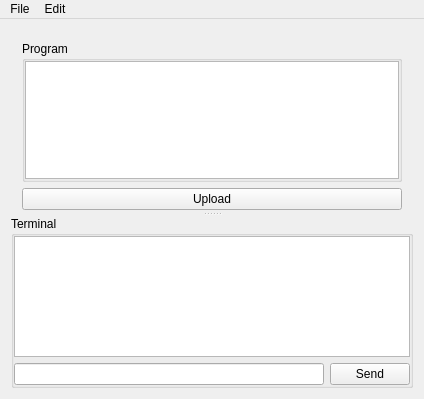
The window that Programmer/Programmer/mainwindow.ui (oberger4711/four-legged-robot) describes before a commit, drawn with Qt 5.
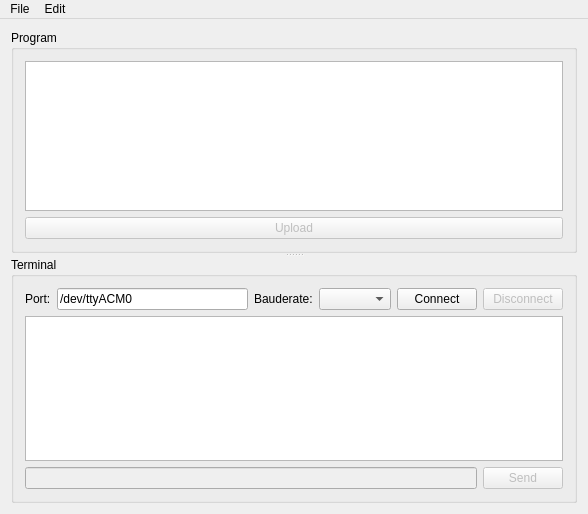
The same window after the commit.

Commit message:
Implemented the programmers connect and disconnect functions.
- Added controllers for the commands and wired them in main.
- Added SerialPort to perform the connecting / disconnecting.
- Added Signals to port that is wired to the gui for notifying whenever the connection changed.

The edit to the form file:
```diff
--- a/Programmer/Programmer/mainwindow.ui
+++ b/Programmer/Programmer/mainwindow.ui
@@ -6,8 +6,8 @@
    <rect>
     <x>0</x>
     <y>0</y>
-    <width>424</width>
-    <height>399</height>
+    <width>588</width>
+    <height>514</height>
    </rect>
   </property>
   <property name="windowTitle">
@@ -20,37 +20,19 @@
       <property name="orientation">
        <enum>Qt::Vertical</enum>
       </property>
-      <widget class="QWidget" name="">
+      <widget class="QGroupBox" name="groupBox">
+       <property name="title">
+        <string>Program</string>
+       </property>
        <layout class="QVBoxLayout" name="verticalLayout_2">
-        <property name="bottomMargin">
-         <number>2</number>
-        </property>
         <item>
-         <widget class="QGroupBox" name="groupBox">
-          <property name="title">
-           <string>Program</string>
-          </property>
-          <layout class="QVBoxLayout" name="verticalLayout_4">
-           <property name="leftMargin">
-            <number>0</number>
-           </property>
-           <property name="topMargin">
-            <number>0</number>
-           </property>
-           <property name="rightMargin">
-            <number>0</number>
-           </property>
-           <property name="bottomMargin">
-            <number>0</number>
-           </property>
-           <item>
-            <widget class="QTextEdit" name="textEdit"/>
-           </item>
-          </layout>
-         </widget>
+         <widget class="QTextEdit" name="editProgram"/>
         </item>
         <item>
-         <widget class="QPushButton" name="pushButton">
+         <widget class="QPushButton" name="btnUpload">
+          <property name="enabled">
+           <bool>false</bool>
+          </property>
           <property name="text">
            <string>Upload</string>
           </property>
@@ -62,53 +44,87 @@
        <property name="title">
         <string>Terminal</string>
        </property>
-       <layout class="QVBoxLayout" name="verticalLayout_5">
-        <property name="leftMargin">
-         <number>0</number>
-        </property>
-        <property name="topMargin">
-         <number>0</number>
-        </property>
-        <property name="rightMargin">
-         <number>0</number>
-        </property>
-        <property name="bottomMargin">
-         <number>0</number>
-        </property>
+       <layout class="QVBoxLayout" name="verticalLayout_4">
         <item>
-         <widget class="QWidget" name="widgetTerminal" native="true">
-          <layout class="QVBoxLayout" name="verticalLayout">
-           <property name="leftMargin">
-            <number>0</number>
-           </property>
-           <property name="topMargin">
-            <number>0</number>
-           </property>
-           <property name="rightMargin">
-            <number>0</number>
-           </property>
-           <property name="bottomMargin">
-            <number>0</number>
-           </property>
-           <item>
-            <widget class="QTextEdit" name="editOutput"/>
-           </item>
-           <item>
-            <layout class="QHBoxLayout" name="horizontalLayout">
-             <item>
-              <widget class="QLineEdit" name="editSendMessage"/>
-             </item>
-             <item>
-              <widget class="QPushButton" name="btnSend">
-               <property name="text">
-                <string>Send</string>
-               </property>
-              </widget>
-             </item>
-            </layout>
-           </item>
-          </layout>
-         </widget>
+         <layout class="QVBoxLayout" name="verticalLayout">
+          <item>
+           <layout class="QHBoxLayout" name="horizontalLayout">
+            <item>
+             <widget class="QLabel" name="label">
+              <property name="text">
+               <string>Port:</string>
+              </property>
+             </widget>
+            </item>
+            <item>
+             <widget class="QLineEdit" name="editPort">
+              <property name="text">
+               <string>/dev/ttyACM0</string>
+              </property>
+             </widget>
+            </item>
+            <item>
+             <widget class="QLabel" name="label_2">
+              <property name="text">
+               <string>Bauderate:</string>
+              </property>
+             </widget>
+            </item>
+            <item>
+             <widget class="QComboBox" name="comboBoxBaudrate">
+              <property name="editable">
+               <bool>false</bool>
+              </property>
+             </widget>
+            </item>
+            <item>
+             <widget class="QPushButton" name="btnConnect">
+              <property name="text">
+               <string>Connect</string>
+              </property>
+             </widget>
+            </item>
+            <item>
+             <widget class="QPushButton" name="btnDisconnect">
+              <property name="enabled">
+               <bool>false</bool>
+              </property>
+              <property name="text">
+               <string>Disconnect</string>
+              </property>
+             </widget>
+            </item>
+           </layout>
+          </item>
+          <item>
+           <widget class="QTextEdit" name="editOutput">
+            <property name="readOnly">
+             <bool>true</bool>
+            </property>
+           </widget>
+          </item>
+          <item>
+           <layout class="QHBoxLayout" name="horizontalLayout_2">
+            <item>
+             <widget class="QLineEdit" name="editMessage">
+              <property name="enabled">
+               <bool>false</bool>
+              </property>
+             </widget>
+            </item>
+            <item>
+             <widget class="QPushButton" name="btnSend">
+              <property name="enabled">
+               <bool>false</bool>
+              </property>
+              <property name="text">
+               <string>Send</string>
+              </property>
+             </widget>
+            </item>
+           </layout>
+          </item>
+         </layout>
         </item>
        </layout>
       </widget>
@@ -121,7 +137,7 @@
     <rect>
      <x>0</x>
      <y>0</y>
-     <width>424</width>
+     <width>588</width>
      <height>22</height>
     </rect>
    </property>
```
Left out of the diff: 42 changed lines with no effect on the pictures. The commit also changes 24 other files.
